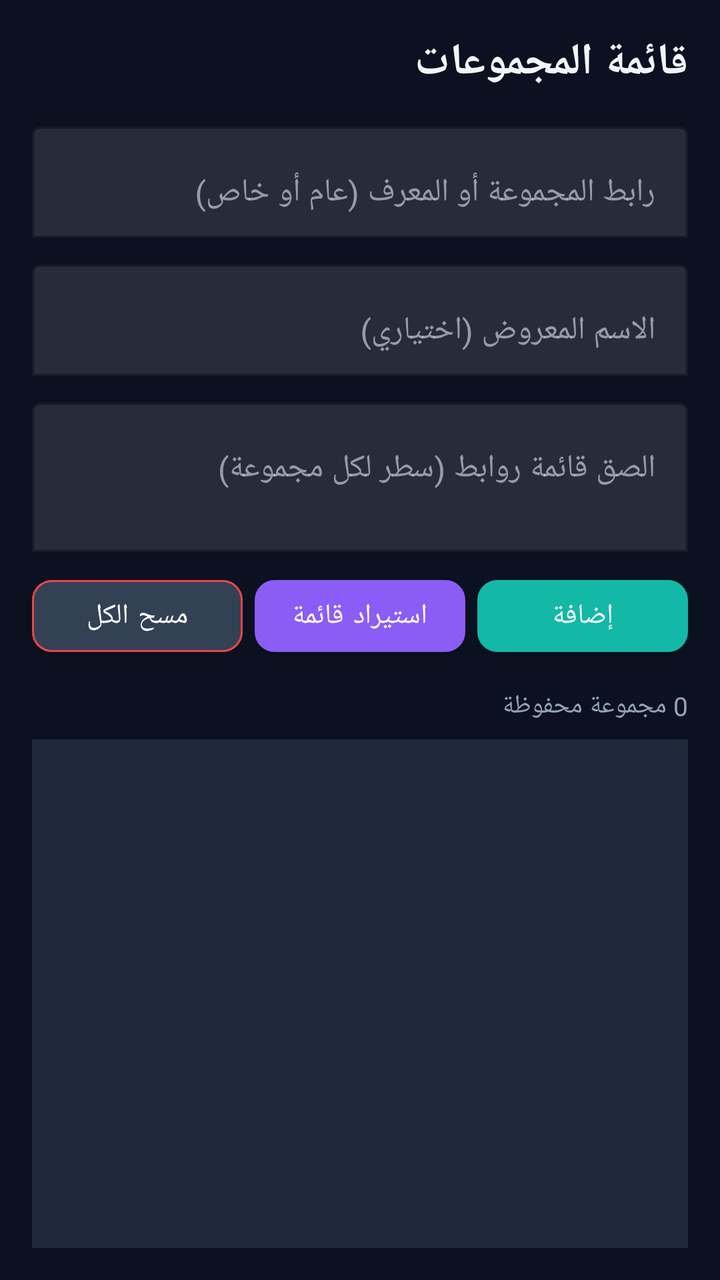
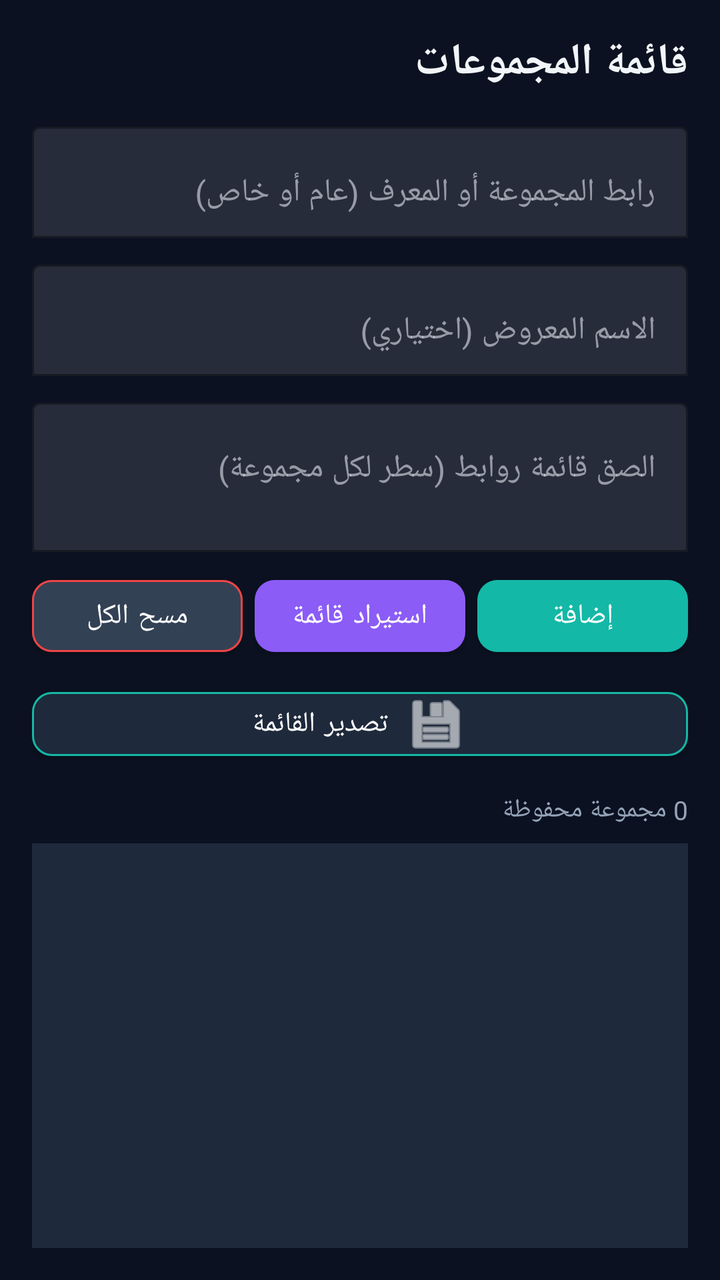

Compare the two renders of this Android layout. The source of the first and the diff that turns it into the second are given below.
<!-- AndroidManifest.xml: application theme Theme.FBPublisherX -->
<!-- res/layout/fragment_groups.xml -->
<?xml version="1.0" encoding="utf-8"?>
<LinearLayout xmlns:android="http://schemas.android.com/apk/res/android"
    xmlns:app="http://schemas.android.com/apk/res-auto"
    android:layout_width="match_parent"
    android:layout_height="match_parent"
    android:orientation="vertical"
    android:background="@color/background"
    android:padding="16dp"
    android:layoutDirection="rtl">

    <TextView
        android:layout_width="match_parent"
        android:layout_height="wrap_content"
        android:text="@string/groups_title"
        android:textColor="@color/on_background"
        android:textSize="22sp"
        android:textStyle="bold"
        android:layout_marginBottom="12dp" />

    <com.google.android.material.textfield.TextInputLayout
        android:layout_width="match_parent"
        android:layout_height="wrap_content"
        app:boxBackgroundMode="outline"
        app:boxStrokeColor="@color/primary"
        android:layout_marginBottom="8dp">
        <com.google.android.material.textfield.TextInputEditText
            android:id="@+id/inputGroupUrl"
            android:layout_width="match_parent"
            android:layout_height="wrap_content"
            android:hint="@string/hint_group_url"
            android:textColor="@color/on_surface"
            android:inputType="textUri"
            android:gravity="start" />
    </com.google.android.material.textfield.TextInputLayout>

    <com.google.android.material.textfield.TextInputLayout
        android:layout_width="match_parent"
        android:layout_height="wrap_content"
        app:boxBackgroundMode="outline"
        app:boxStrokeColor="@color/primary"
        android:layout_marginBottom="8dp">
        <com.google.android.material.textfield.TextInputEditText
            android:id="@+id/inputGroupName"
            android:layout_width="match_parent"
            android:layout_height="wrap_content"
            android:hint="@string/hint_group_name"
            android:textColor="@color/on_surface"
            android:inputType="text"
            android:gravity="start" />
    </com.google.android.material.textfield.TextInputLayout>

    <com.google.android.material.textfield.TextInputLayout
        android:layout_width="match_parent"
        android:layout_height="wrap_content"
        app:boxBackgroundMode="outline"
        app:boxStrokeColor="@color/primary"
        android:layout_marginBottom="8dp">
        <com.google.android.material.textfield.TextInputEditText
            android:id="@+id/inputImportList"
            android:layout_width="match_parent"
            android:layout_height="wrap_content"
            android:hint="@string/hint_import_list"
            android:textColor="@color/on_surface"
            android:inputType="textMultiLine"
            android:minLines="2"
            android:gravity="start|top" />
    </com.google.android.material.textfield.TextInputLayout>

    <LinearLayout
        android:layout_width="match_parent"
        android:layout_height="wrap_content"
        android:orientation="horizontal"
        android:layout_marginBottom="12dp">
        <com.google.android.material.button.MaterialButton
            android:id="@+id/btnAddGroup"
            android:layout_width="0dp"
            android:layout_height="48dp"
            android:layout_weight="1"
            android:text="@string/btn_add_group"
            android:textAllCaps="false"
            app:cornerRadius="10dp"
            app:backgroundTint="@color/primary" />
        <com.google.android.material.button.MaterialButton
            android:id="@+id/btnImportGroups"
            android:layout_width="0dp"
            android:layout_height="48dp"
            android:layout_weight="1"
            android:layout_marginStart="6dp"
            android:layout_marginEnd="6dp"
            android:text="@string/btn_import"
            android:textAllCaps="false"
            app:cornerRadius="10dp"
            app:backgroundTint="@color/secondary" />
        <com.google.android.material.button.MaterialButton
            android:id="@+id/btnClearGroups"
            android:layout_width="0dp"
            android:layout_height="48dp"
            android:layout_weight="1"
            android:text="@string/btn_clear_groups"
            android:textAllCaps="false"
            app:cornerRadius="10dp"
            app:backgroundTint="@color/surface_variant"
            app:strokeColor="@color/error"
            app:strokeWidth="1dp" />
    </LinearLayout>

    <TextView
        android:id="@+id/groupsCount"
        android:layout_width="match_parent"
        android:layout_height="wrap_content"
        android:text="0 مجموعة محفوظة"
        android:textColor="@color/text_secondary"
        android:textSize="13sp"
        android:layout_marginBottom="8dp" />

    <androidx.recyclerview.widget.RecyclerView
        android:id="@+id/recyclerGroups"
        android:layout_width="match_parent"
        android:layout_height="0dp"
        android:layout_weight="1"
        android:background="@color/surface"
        android:clipToPadding="false"
        android:paddingBottom="8dp" />

</LinearLayout>
<!-- resources referenced by this layout -->
<resources>
  <color name="background">#0B1120</color>
  <color name="error">#EF4444</color>
  <color name="on_background">#F1F5F9</color>
  <color name="on_surface">#E2E8F0</color>
  <color name="primary">#14B8A6</color>
  <color name="secondary">#8B5CF6</color>
  <color name="surface">#1E293B</color>
  <color name="surface_variant">#334155</color>
  <color name="text_secondary">#94A3B8</color>
  <string name="btn_add_group">إضافة</string>
  <string name="btn_clear_groups">مسح الكل</string>
  <string name="btn_import">استيراد قائمة</string>
  <string name="groups_title">قائمة المجموعات</string>
  <string name="hint_group_name">الاسم المعروض (اختياري)</string>
  <string name="hint_group_url">رابط المجموعة أو المعرف (عام أو خاص)</string>
  <string name="hint_import_list">الصق قائمة روابط (سطر لكل مجموعة)</string>
  <style name="Theme.FBPublisherX" parent="Theme.MaterialComponents.DayNight.NoActionBar">
          <item name="colorPrimary">@color/primary</item>
          <item name="colorPrimaryVariant">@color/primary_variant</item>
          <item name="colorOnPrimary">@color/on_primary</item>
          <item name="colorSecondary">@color/secondary</item>
          <item name="android:statusBarColor">@color/background</item>
          <item name="android:navigationBarColor">@color/surface</item>
          <item name="android:windowBackground">@color/background</item>
          <item name="android:windowLightStatusBar">false</item>
          <item name="colorSurface">@color/surface</item>
          <item name="colorOnSurface">@color/on_surface</item>
      </style>
  <color name="primary_variant">#0F766E</color>
  <color name="on_primary">#FFFFFF</color>
</resources>

<!-- the commit's change to res/layout/fragment_groups.xml (unified diff, before → after) -->
@@ -70,7 +70,7 @@
         android:layout_width="match_parent"
         android:layout_height="wrap_content"
         android:orientation="horizontal"
-        android:layout_marginBottom="12dp">
+        android:layout_marginBottom="8dp">
         <com.google.android.material.button.MaterialButton
             android:id="@+id/btnAddGroup"
             android:layout_width="0dp"
@@ -104,6 +104,20 @@
             app:strokeWidth="1dp" />
     </LinearLayout>
 
+    <com.google.android.material.button.MaterialButton
+        android:id="@+id/btnExportGroups"
+        android:layout_width="match_parent"
+        android:layout_height="44dp"
+        android:text="@string/btn_export"
+        android:textAllCaps="false"
+        android:layout_marginBottom="12dp"
+        app:cornerRadius="10dp"
+        app:backgroundTint="@color/surface"
+        app:strokeColor="@color/primary"
+        app:strokeWidth="1dp"
+        app:icon="@android:drawable/ic_menu_save"
+        app:iconGravity="textStart" />
+
     <TextView
         android:id="@+id/groupsCount"
         android:layout_width="match_parent"
<!-- resource entries referenced after the edit -->
@@ -11,6 +11,7 @@
   <color name="text_secondary">#94A3B8</color>
   <string name="btn_add_group">إضافة</string>
   <string name="btn_clear_groups">مسح الكل</string>
+  <string name="btn_export">تصدير القائمة</string>
   <string name="btn_import">استيراد قائمة</string>
   <string name="groups_title">قائمة المجموعات</string>
   <string name="hint_group_name">الاسم المعروض (اختياري)</string>
